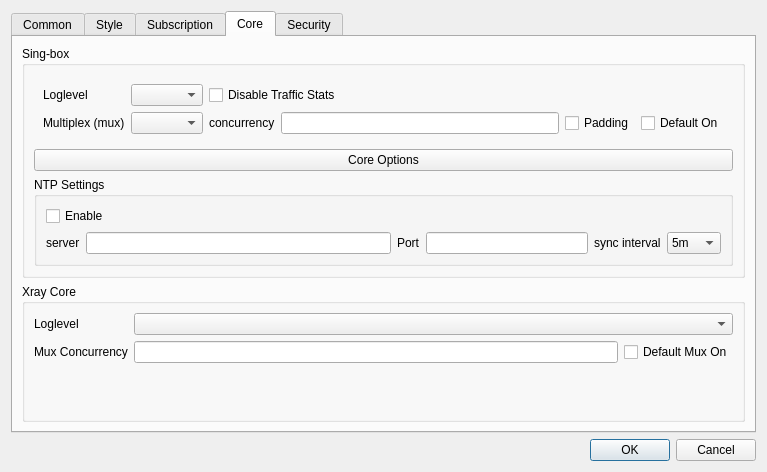
Old version of the form include/ui/setting/dialog_basic_settings.ui in the repository shengmo0210/Throne.
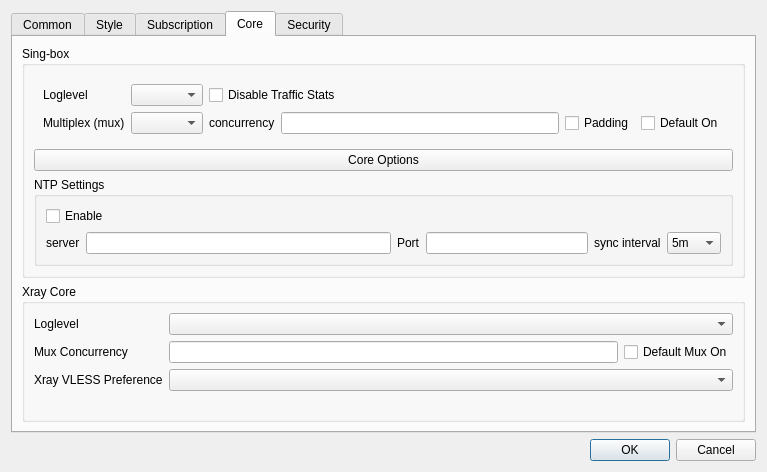
New version of the form. The open tabs and pages were chosen to show the change. Custom widgets are drawn as their Qt base class.

Commit message: make reality core preference configurable

Diff of the .ui file:
```diff
--- a/include/ui/setting/dialog_basic_settings.ui
+++ b/include/ui/setting/dialog_basic_settings.ui
@@ -859,6 +859,19 @@
             </layout>
            </widget>
           </item>
+          <item row="2" column="0">
+           <widget class="QLabel" name="label_24">
+            <property name="toolTip">
+             <string>&lt;html&gt;&lt;head/&gt;&lt;body&gt;&lt;p&gt;When to choose Xray when importing vless profiles&lt;/p&gt;&lt;/body&gt;&lt;/html&gt;</string>
+            </property>
+            <property name="text">
+             <string>Xray VLESS Preference</string>
+            </property>
+           </widget>
+          </item>
+          <item row="2" column="1">
+           <widget class="QComboBox" name="vless_xray_pref"/>
+          </item>
          </layout>
         </widget>
        </item>
```
The commit also changes 5 other files.
